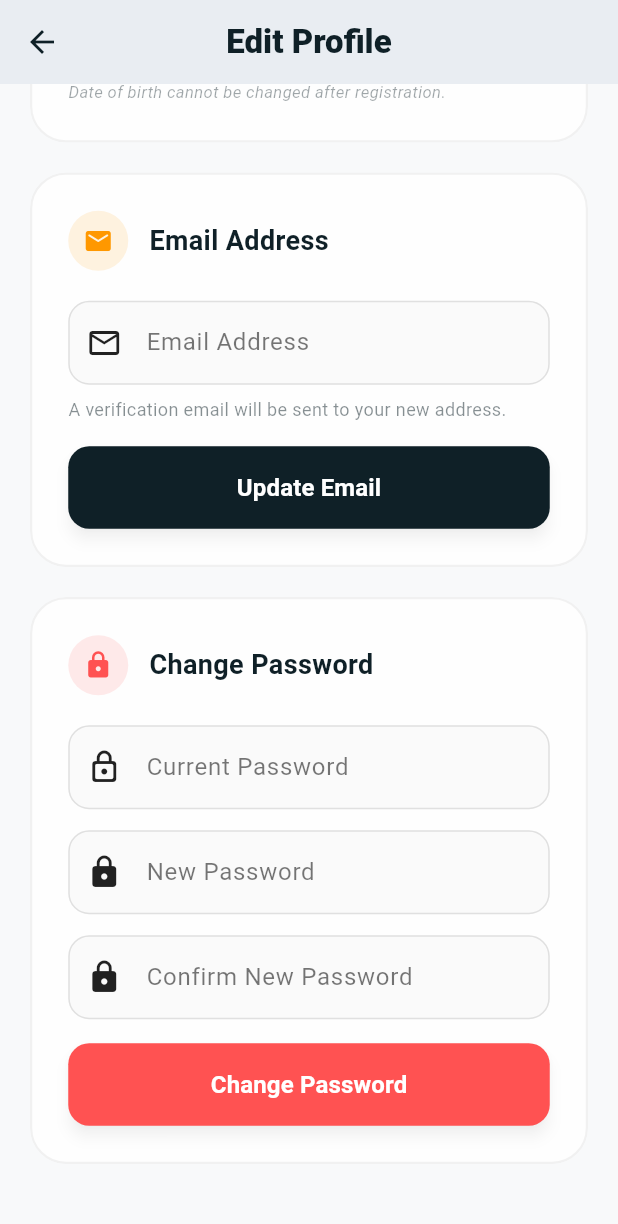
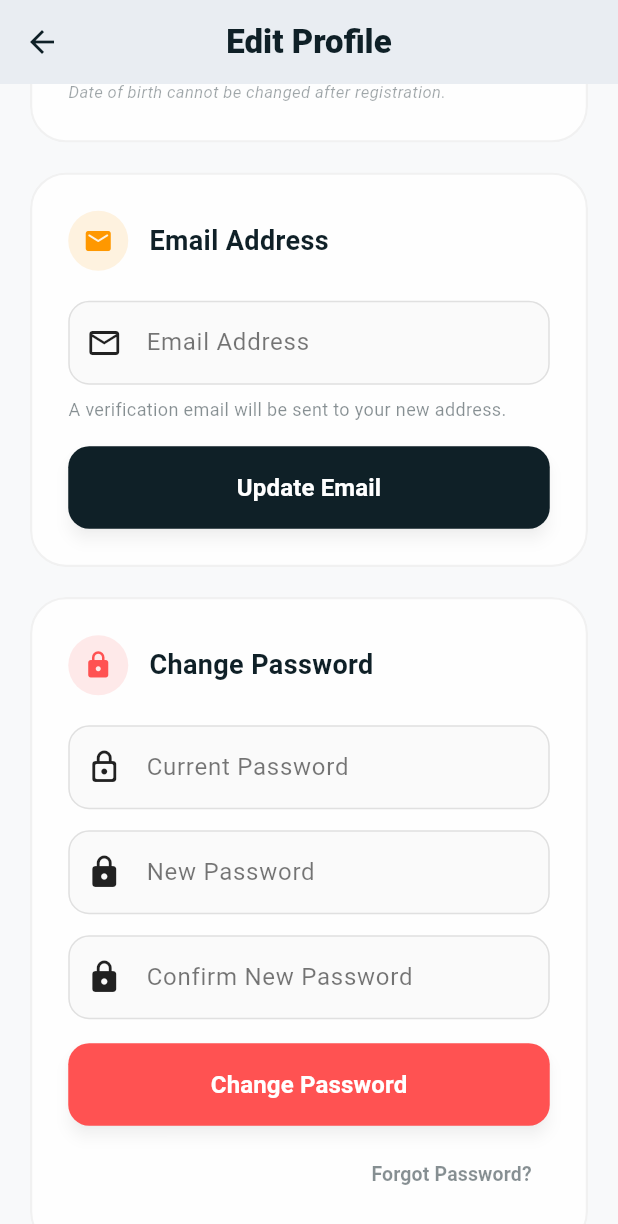
Before and after one commit to FaroukAshraf991/mapy, a Flutter app: the EditProfileScreen screen opened directly, scrolled down 446 dp, on a phone screen of 412 x 824 dp. Shown: the top 1224 px of the screen. Run offline on Flutter 3.47's test engine with Material 3 defaults, Android fonts, the phone set to English and light mode, and no system bars; our stand-ins replace flutter_map, geolocator, image_picker, latlong2, shared_preferences, supabase_flutter; accounts and stored records are empty.

Commit message:
Add Forgot Password functionality to Edit Profile screen

```diff
--- a/lib/features/profile/screens/edit_profile_screen.dart
+++ b/lib/features/profile/screens/edit_profile_screen.dart
@@ -1,9 +1,11 @@
 import 'dart:ui';
+import 'dart:async';
 import 'package:flutter/material.dart';
 import 'package:intl/intl.dart';
 import 'package:supabase_flutter/supabase_flutter.dart';
 import 'package:mapy/core/constants/app_constants.dart';
 import 'package:mapy/features/auth/services/auth_service.dart';
+import 'package:mapy/features/auth/screens/update_password_screen.dart';
 
 class EditProfileScreen extends StatefulWidget {
   const EditProfileScreen({super.key});
@@ -22,6 +24,7 @@ class _EditProfileScreenState extends State<EditProfileScreen>
 
   late AnimationController _animController;
   late Animation<double> _fadeAnimation;
+  late final StreamSubscription<AuthState> _authSubscription;
 
   bool _savingName = false;
   bool _savingEmail = false;
@@ -44,10 +47,22 @@ class _EditProfileScreenState extends State<EditProfileScreen>
         user?.userMetadata?['full_name'] as String? ?? '';
     _emailController.text = user?.email ?? '';
     _dobString = user?.userMetadata?['date_of_birth'] as String?;
+
+    // Listen for Password Recovery events (integrated from login flow)
+    _authSubscription =
+        Supabase.instance.client.auth.onAuthStateChange.listen((data) {
+      if (data.event == AuthChangeEvent.passwordRecovery) {
+        if (!mounted) return;
+        Navigator.of(context).push(
+          MaterialPageRoute(builder: (_) => const UpdatePasswordScreen()),
+        );
+      }
+    });
   }
 
   @override
   void dispose() {
+    _authSubscription.cancel();
     _animController.dispose();
     _nameController.dispose();
     _emailController.dispose();
@@ -129,6 +144,23 @@ class _EditProfileScreenState extends State<EditProfileScreen>
       _newPasswordController.clear();
       _confirmPasswordController.clear();
       _showSuccess('Password changed successfully.');
+    }
+  }
+
+  Future<void> _handleForgotPassword() async {
+    final user = Supabase.instance.client.auth.currentUser;
+    if (user?.email == null) {
+      _showError('No user email found.');
+      return;
+    }
+
+    final error = await AuthService.resetPassword(user!.email!);
+    if (!mounted) return;
+
+    if (error == null) {
+      _showSuccess('Password reset link sent to ${user.email}!');
+    } else {
+      _showError(error);
     }
   }
 
@@ -463,6 +495,23 @@ class _EditProfileScreenState extends State<EditProfileScreen>
                       isDark: isDark,
                       isDestructive: true,
                     ),
+                    const SizedBox(height: 8),
+                    Align(
+                      alignment: Alignment.centerRight,
+                      child: TextButton(
+                        onPressed: _handleForgotPassword,
+                        child: Text(
+                          'Forgot Password?',
+                          style: TextStyle(
+                            color: isDark
+                                ? Colors.white.withOpacity(0.6)
+                                : AppConstants.darkBackground.withOpacity(0.5),
+                            fontWeight: FontWeight.w600,
+                            fontSize: 13,
+                          ),
+                        ),
+                      ),
+                    ),
                   ],
                 ),
 
```
